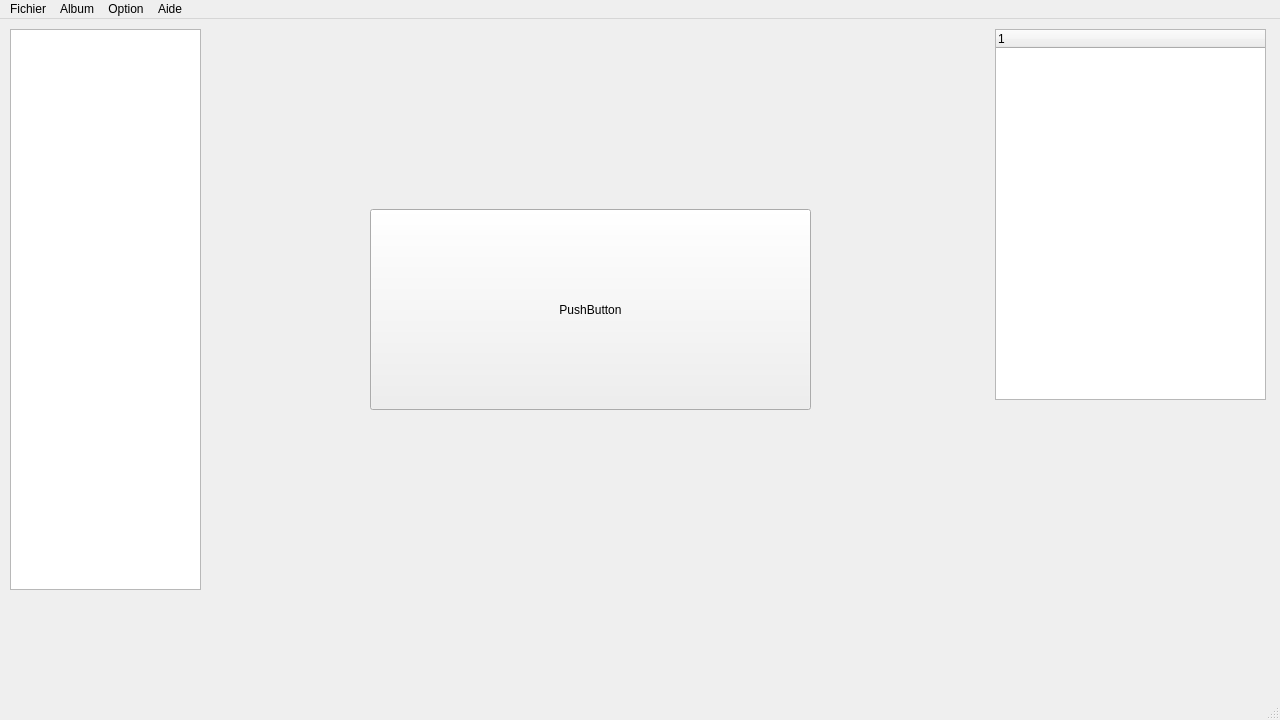
Old version of the form projet/mainwindow.ui in the repository BlackFox3000/M1-IHM-Project.
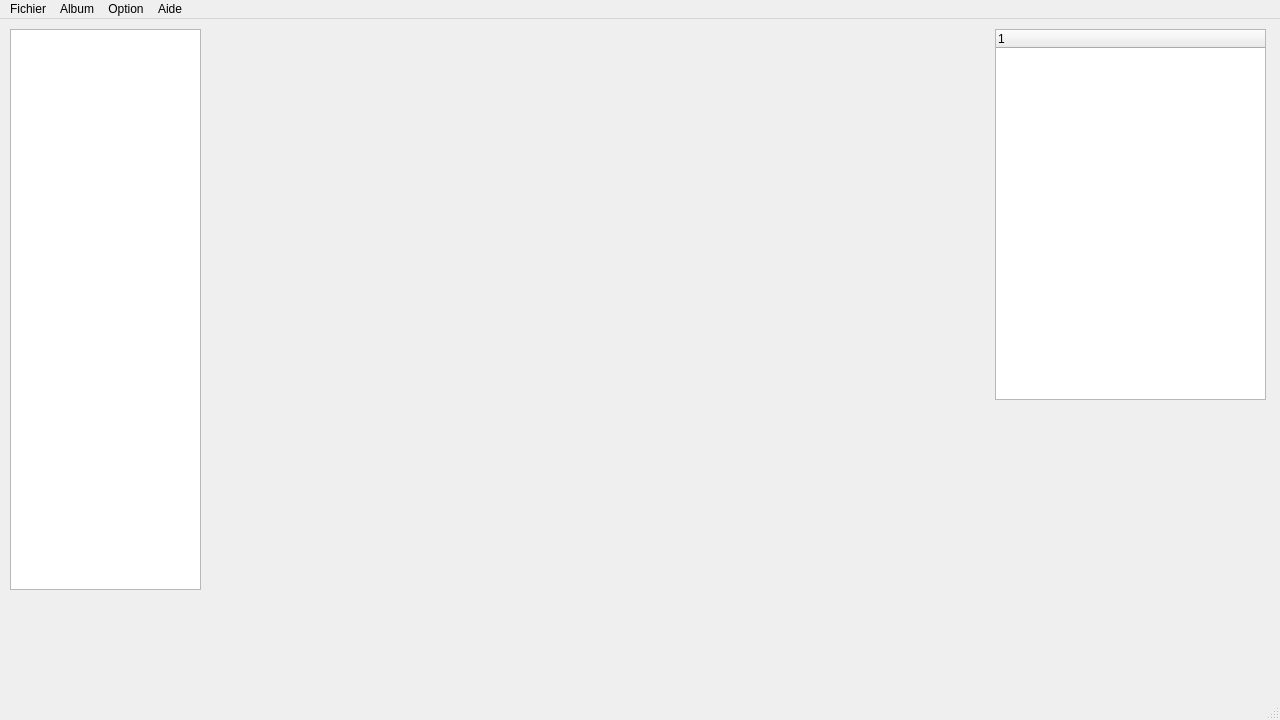
New version of the form.

```diff
--- a/projet/mainwindow.ui
+++ b/projet/mainwindow.ui
@@ -39,19 +39,6 @@
      </property>
     </column>
    </widget>
-   <widget class="QPushButton" name="pushButton">
-    <property name="geometry">
-     <rect>
-      <x>370</x>
-      <y>190</y>
-      <width>441</width>
-      <height>201</height>
-     </rect>
-    </property>
-    <property name="text">
-     <string>PushButton</string>
-    </property>
-   </widget>
   </widget>
   <widget class="QMenuBar" name="menubar">
    <property name="geometry">
```
